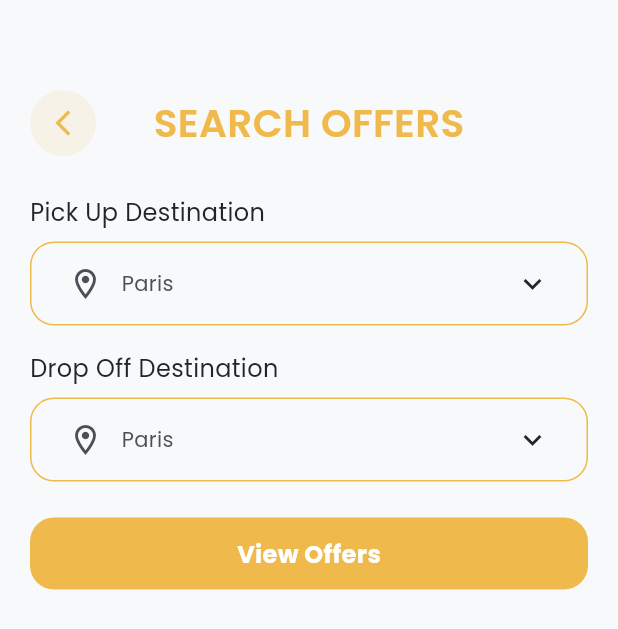
After one commit to mynul56/super_arms_moving_planner, a Flutter app: the SearchOffersView screen opened by its route, on a phone screen of 412 x 824 dp. The commit adds this screen. Shown: the top 629 px of the screen. Run offline on Flutter 3.47's test engine with Material 3 defaults, Android fonts, the phone set to English and light mode, and no system bars; our stand-ins replace file_picker, flutter_svg, get, google_fonts, image_picker; project files that could hold a hidden picture were left out.

Commit message:
feat: Add search offers module with location selection UI and routing.

```diff
--- a/lib/app/modules/home/views/home_view.dart
+++ b/lib/app/modules/home/views/home_view.dart
@@ -81,13 +81,17 @@ class HomeView extends GetView<HomeController> {
   Widget _buildBalanceChip() {
     return GestureDetector(
       onTap: () => controller.toggleBalance(),
-      child: Container(
+      child: AnimatedContainer(
+        duration: const Duration(milliseconds: 300),
+        curve: Curves.easeInOut,
+        constraints: const BoxConstraints(minWidth: 140),
         padding: const EdgeInsets.symmetric(horizontal: 8, vertical: 6),
         decoration: BoxDecoration(
           color: Colors.white,
           borderRadius: BorderRadius.circular(30),
         ),
         child: Row(
+          mainAxisSize: MainAxisSize.min,
           children: [
             Container(
               width: 24,
--- /dev/null
+++ b/lib/app/modules/search_offers/controllers/search_offers_controller.dart
@@ -0,0 +1,59 @@
+import 'package:get/get.dart';
+
+class SearchOffersController extends GetxController {
+  final pickUpLocation = 'Paris'.obs;
+  final dropOffLocation = 'Paris'.obs;
+
+  final locations = [
+    'Paris',
+    'Pigalle',
+    'Belleville',
+    'Le Marais',
+    'Montmartre',
+    'Saint-Germain-des-Prés',
+    'Latin Quarter',
+    'La Défense',
+    'Bastille',
+    'Champs-Élysées',
+    'Opera',
+    'Fontainebleau',
+    'Lille',
+    'Reims',
+    'Nantes',
+    'Boulogne-Billancourt',
+    'Saint-Denis',
+    'Nanterre',
+    'Neuilly-sur-Seine',
+    'Levallois-Perret',
+    'Issy-les-Moulineaux',
+    'Vincennes',
+    'Créteil',
+    'Courbevoie',
+    'Versailles',
+  ];
+
+  void updatePickUpLocation(String location) {
+    pickUpLocation.value = location;
+    Get.back();
+  }
+
+  void updateDropOffLocation(String location) {
+    dropOffLocation.value = location;
+    Get.back();
+  }
+
+  @override
+  void onInit() {
+    super.onInit();
+  }
+
+  @override
+  void onReady() {
+    super.onReady();
+  }
+
+  @override
+  void onClose() {
+    super.onClose();
+  }
+}
--- /dev/null
+++ b/lib/app/modules/search_offers/views/search_offers_view.dart
@@ -0,0 +1,250 @@
+import 'package:flutter/material.dart';
+import 'package:get/get.dart';
+import 'package:google_fonts/google_fonts.dart';
+import '../controllers/search_offers_controller.dart';
+
+class SearchOffersView extends GetView<SearchOffersController> {
+  const SearchOffersView({super.key});
+
+  @override
+  Widget build(BuildContext context) {
+    return Scaffold(
+      backgroundColor: const Color(0xFFF8F9FA),
+      body: Stack(
+        children: [
+          _buildHeader(),
+          Positioned(
+            top: 129,
+            left: 20,
+            right: 20,
+            child: _buildPickupSection(),
+          ),
+          Positioned(
+            top: 233,
+            left: 20,
+            right: 20,
+            child: _buildDropOffSection(),
+          ),
+          Positioned(
+            top: 345,
+            left: 20,
+            right: 20,
+            child: _buildViewOffersButton(),
+          ),
+        ],
+      ),
+    );
+  }
+
+  Widget _buildHeader() {
+    return Column(
+      children: [
+        const SizedBox(height: 60), // Status bar padding approx
+        Stack(
+          alignment: Alignment.center,
+          children: [
+            Row(children: [const SizedBox(width: 20), _buildBackButton()]),
+            Text(
+              'SEARCH OFFERS',
+              style: GoogleFonts.poppins(
+                fontSize: 26,
+                fontWeight: FontWeight.w600,
+                color: const Color(0xFFEFB94C),
+                height: 1.4,
+              ),
+            ),
+          ],
+        ),
+      ],
+    );
+  }
+
+  Widget _buildBackButton() {
+    return GestureDetector(
+      onTap: () => Get.back(),
+      child: Container(
+        width: 44,
+        height: 44,
+        decoration: BoxDecoration(
+          color: const Color(0xFFEFB94C).withOpacity(0.1),
+          borderRadius: BorderRadius.circular(200),
+        ),
+        child: const Center(
+          child: Icon(
+            Icons.arrow_back_ios_new,
+            size: 20,
+            color: Color(0xFFEFB94C),
+          ),
+        ),
+      ),
+    );
+  }
+
+  Widget _buildPickupSection() {
+    return Column(
+      crossAxisAlignment: CrossAxisAlignment.start,
+      children: [
+        Text(
+          'Pick Up Destination',
+          style: GoogleFonts.poppins(
+            fontSize: 16,
+            fontWeight: FontWeight.w400,
+            color: const Color(0xFF212529),
+            height: 1.5,
+          ),
+        ),
+        const SizedBox(height: 8),
+        Obx(
+          () => _buildLocationInput(
+            controller.pickUpLocation.value,
+            isPickup: true,
+          ),
+        ),
+      ],
+    );
+  }
+
+  Widget _buildDropOffSection() {
+    return Column(
+      crossAxisAlignment: CrossAxisAlignment.start,
+      children: [
+        Text(
+          'Drop Off Destination',
+          style: GoogleFonts.poppins(
+            fontSize: 16,
+            fontWeight: FontWeight.w400,
+            color: const Color(0xFF212529),
+            height: 1.5,
+          ),
+        ),
+        const SizedBox(height: 8),
+        Obx(
+          () => _buildLocationInput(
+            controller.dropOffLocation.value,
+            isPickup: false,
+          ),
+        ),
+      ],
+    );
+  }
+
+  Widget _buildLocationInput(String location, {required bool isPickup}) {
+    return GestureDetector(
+      onTap: () => _showLocationPicker(isPickup),
+      child: Container(
+        height: 56,
+        padding: const EdgeInsets.symmetric(horizontal: 24),
+        decoration: BoxDecoration(
+          border: Border.all(color: const Color(0xFFEFB94C)),
+          borderRadius: BorderRadius.circular(16),
+        ),
+        child: Row(
+          children: [
+            const Icon(Icons.location_on_outlined, color: Color(0xFF495057)),
+            const SizedBox(width: 12),
+            Text(
+              location,
+              style: GoogleFonts.poppins(
+                fontSize: 14,
+                fontWeight: FontWeight.w400,
+                color: const Color(0xFF495057),
+              ),
+            ),
+            const Spacer(),
+            const Icon(Icons.keyboard_arrow_down, color: Color(0xFF212529)),
+          ],
+        ),
+      ),
+    );
+  }
+
+  void _showLocationPicker(bool isPickup) {
+    Get.bottomSheet(
+      Container(
+        height: 600,
+        decoration: const BoxDecoration(
+          color: Colors.white,
+          borderRadius: BorderRadius.vertical(top: Radius.circular(16)),
+        ),
+        child: Column(
+          children: [
+            Container(
+              padding: const EdgeInsets.symmetric(vertical: 16, horizontal: 20),
+              decoration: const BoxDecoration(
+                color: Color(0xFFEFB94C),
+                borderRadius: BorderRadius.vertical(top: Radius.circular(16)),
+              ),
+              child: Row(
+                children: [
+                  const SizedBox(width: 10),
+                  Text(
+                    'Select Location',
+                    style: GoogleFonts.poppins(
+                      fontSize: 16,
+                      fontWeight: FontWeight.w600,
+                      color: Colors.white,
+                    ),
+                  ),
+                ],
+              ),
+            ),
+            Expanded(
+              child: ListView.separated(
+                padding: EdgeInsets.zero,
+                itemCount: controller.locations.length,
+                separatorBuilder: (context, index) =>
+                    const Divider(height: 1, color: Color(0xFFE5E5E5)),
+                itemBuilder: (context, index) {
+                  final location = controller.locations[index];
+                  return ListTile(
+                    contentPadding: const EdgeInsets.symmetric(
+                      horizontal: 20,
+                      vertical: 4,
+                    ),
+                    title: Text(
+                      location,
+                      style: GoogleFonts.poppins(
+                        fontSize: 14,
+                        fontWeight: FontWeight.w400,
+                        color: const Color(0xFF212529),
+                      ),
+                    ),
+                    onTap: () {
+                      if (isPickup) {
+                        controller.updatePickUpLocation(location);
+                      } else {
+                        controller.updateDropOffLocation(location);
+                      }
+                    },
+                  );
+                },
+              ),
+            ),
+          ],
+        ),
+      ),
+      isScrollControlled: true,
+    );
+  }
+
+  Widget _buildViewOffersButton() {
+    return Container(
+      height: 48,
+      decoration: BoxDecoration(
+        color: const Color(0xFFEFB94C),
+        borderRadius: BorderRadius.circular(16),
+      ),
+      child: Center(
+        child: Text(
+          'View Offers',
+          style: GoogleFonts.poppins(
+            fontSize: 16,
+            fontWeight: FontWeight.w700,
+            color: Colors.white,
+            height: 1.5,
+          ),
+        ),
+      ),
+    );
+  }
+}
--- a/lib/app/routes/app_pages.dart
+++ b/lib/app/routes/app_pages.dart
@@ -28,6 +28,8 @@ import '../modules/auth/resetpassword/bindings/resetpassword_binding.dart';
 import '../modules/auth/resetpassword/views/resetpassword_view.dart';
 import '../modules/available_offers/bindings/available_offers_binding.dart';
 import '../modules/available_offers/views/available_offers_view.dart';
+import '../modules/search_offers/bindings/search_offers_binding.dart';
+import '../modules/search_offers/views/search_offers_view.dart';
 
 part 'app_routes.dart';
 
@@ -107,5 +109,10 @@ class AppPages {
       page: () => const AvailableOffersView(),
       binding: AvailableOffersBinding(),
     ),
+    GetPage(
+      name: _Paths.SEARCH_OFFERS,
+      page: () => const SearchOffersView(),
+      binding: SearchOffersBinding(),
+    ),
   ];
 }
--- a/lib/app/routes/app_routes.dart
+++ b/lib/app/routes/app_routes.dart
@@ -17,6 +17,7 @@ abstract class Routes {
   static const FORGOT_PASSWORD = _Paths.FORGOT_PASSWORD;
   static const RESET_PASSWORD = _Paths.RESET_PASSWORD;
   static const AVAILABLE_OFFERS = _Paths.AVAILABLE_OFFERS;
+  static const SEARCH_OFFERS = _Paths.SEARCH_OFFERS;
 }
 
 abstract class _Paths {
@@ -35,4 +36,5 @@ abstract class _Paths {
   static const FORGOT_PASSWORD = '/forgot-password';
   static const RESET_PASSWORD = '/reset-password';
   static const AVAILABLE_OFFERS = '/available-offers';
+  static const SEARCH_OFFERS = '/search-offers';
 }
```
Also changed, not shown: lib/app/modules/available_offers/views/available_offers_view.dart (+15 -7 lines), lib/app/modules/search_offers/bindings/search_offers_binding.dart (added, +10 -0 lines).
